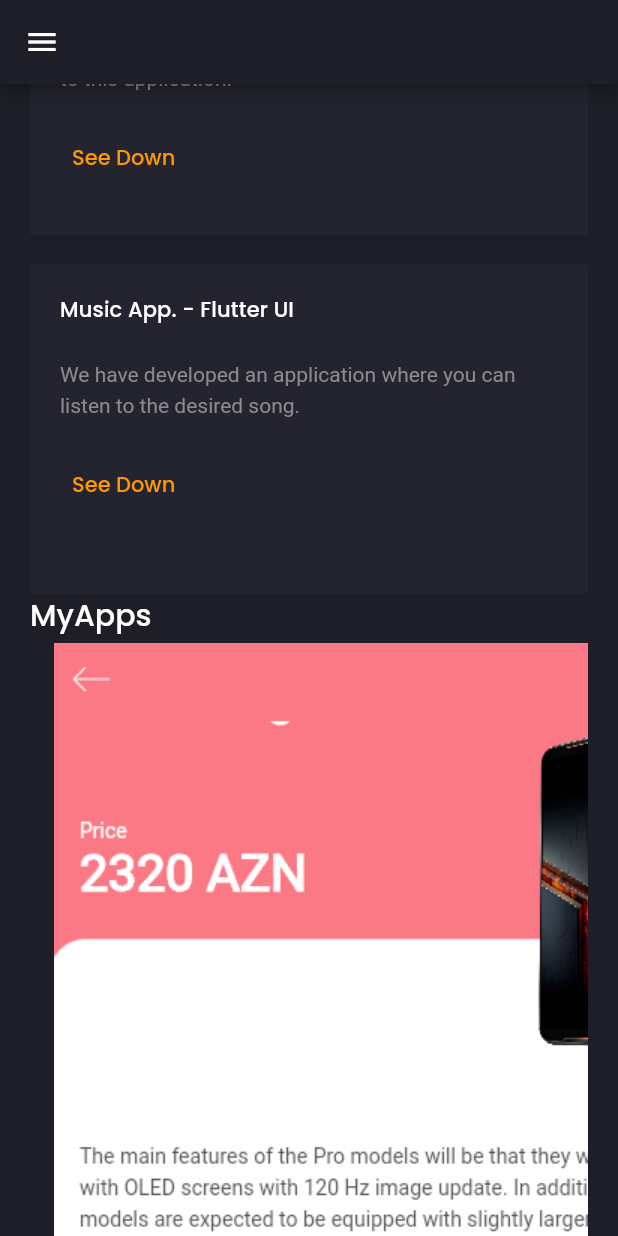
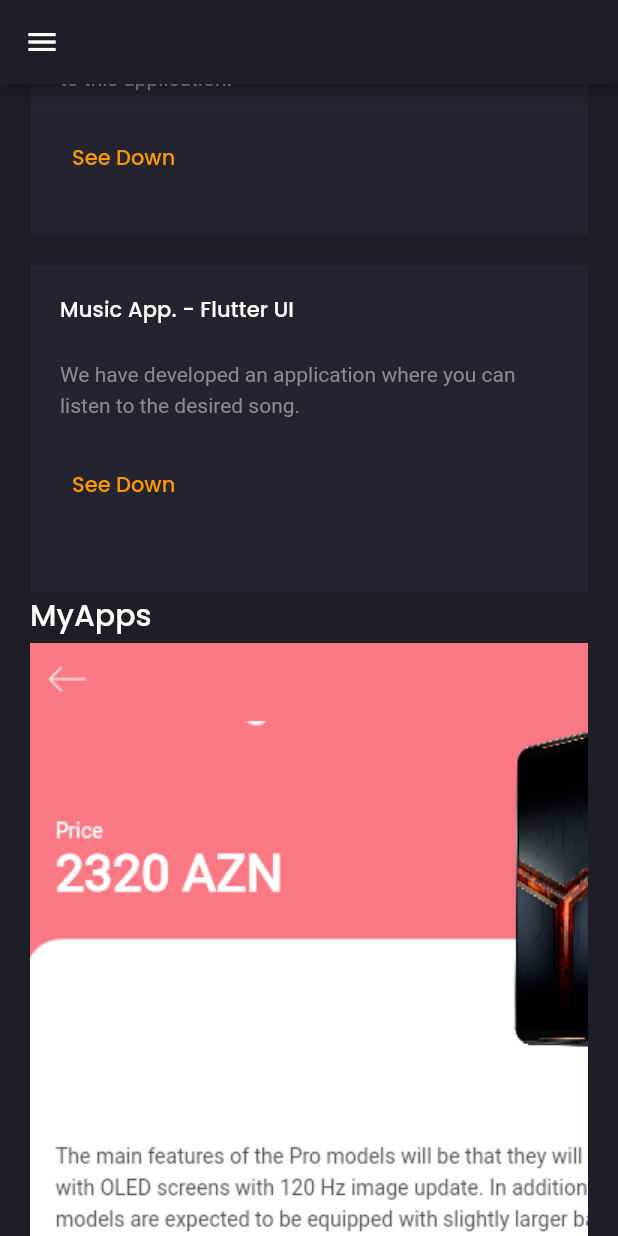
Before and after one commit to mensur056/My_Portfolio_Web-App, a Flutter app: the screen it shows after launch, scrolled down 576 dp, on a phone screen of 412 x 824 dp. Run offline on Flutter 3.47's test engine with Material 2 defaults, Android fonts, the phone set to English and light mode, and no system bars; our stand-ins replace animated_text_kit, flutter_svg, google_fonts; project files that could hold a hidden picture were left out.

Commit message:
My Portfolio

```diff
--- a/Portfolio/lib/screens/home/home_screen.dart
+++ b/Portfolio/lib/screens/home/home_screen.dart
@@ -81,66 +81,66 @@ class _HomeScreenState extends State<HomeScreen> {
           height: defaultPadding,
         ),
         MyProject(),
-        SingleChildScrollView(
-          scrollDirection: Axis.horizontal,
-          child: Column(
+        Column(
           crossAxisAlignment: CrossAxisAlignment.start,
           children: [
             Text(
               'MyApps',
               style: Theme.of(context).textTheme.headline6,
             ),
-              Row(
+            SingleChildScrollView(
+              scrollDirection: Axis.horizontal,
+              child: Row(
                 children: [
                   Container(
-                    child: FlatButton(
-                        onPressed: changeShop,
+                    child: GestureDetector(
+                        onTap: changeShop,
                         child: Image.asset('images4/shop_$appShop.png')),
                   ),
                   SizedBox(
                     width: defaultPadding,
                   ),
                   Container(
-                    child: FlatButton(
-                        onPressed: changePhoto,
+                    child: GestureDetector(
+                        onTap: changePhoto,
                         child: Image.asset('images3/photo_$appGetitDone.png')),
                   ),
                   SizedBox(
                     width: defaultPadding,
                   ),
                   Container(
-                    child: FlatButton(
-                        onPressed: changeMusic,
-                        child: Image.asset('images4/music_$appMusic.png')),
+                    child: GestureDetector(
+                        onTap: changeSpotify,
+                        child: Image.asset('images4/spoti_$appSpotify.png')),
                   ),
                   SizedBox(
                     width: defaultPadding,
                   ),
                   Container(
-                    child: FlatButton(
-                        onPressed: changePlant,
+                    child: GestureDetector(
+                        onTap: changePlant,
                         child: Image.asset('images4/plant1$appPlant.png')),
                   ),
                   SizedBox(
                     width: defaultPadding,
                   ),
                   Container(
-                    child: FlatButton(
-                        onPressed: changeCalculator,
+                    child: GestureDetector(
+                        onTap: changeCalculator,
                         child: Image.asset('images4/calcu_$appCalculator.png')),
                   ),
                   SizedBox(
                     width: defaultPadding,
                   ),
                   Container(
-                    child: FlatButton(
-                        onPressed: changeSpotify,
-                        child: Image.asset('images4/spoti_$appSpotify.png')),
+                    child: GestureDetector(
+                        onTap: changeMusic,
+                        child: Image.asset('images4/music_$appMusic.png')),
                   ),
                 ],
               ),
+            ),
           ],
-          ),
         )
       ],
     );
```
Lines whose indentation alone changed are shown as unchanged.
